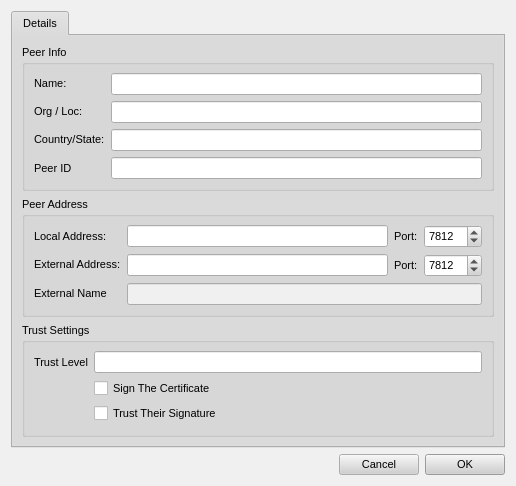
RetroShare/RetroShare, file retroshare-gui/src/gui/connect/ConfCertDialog.ui: the form before one commit.
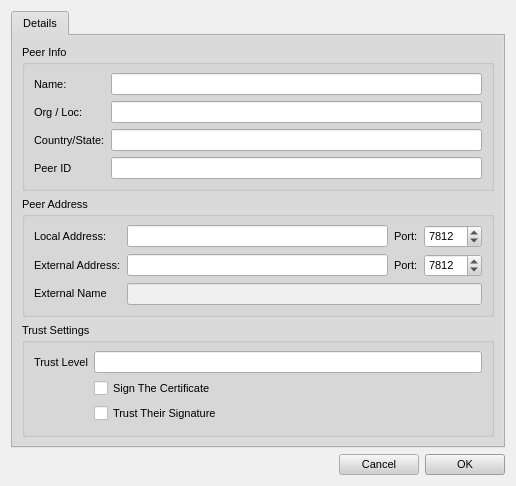
The form after the commit. Icons and pictures are not drawn.

Commit message: Updated Language Files and some of the gui. There are still lots more HTML tags to remove from the other files. This is important - as it makes the translators job so much harder!

```diff
--- a/retroshare-gui/src/gui/connect/ConfCertDialog.ui
+++ b/retroshare-gui/src/gui/connect/ConfCertDialog.ui
@@ -527,10 +527,7 @@
           <item row="0" column="0" >
            <widget class="QLabel" name="label_10" >
             <property name="text" >
-             <string>&lt;html>&lt;head>&lt;meta name="qrichtext" content="1" />&lt;style type="text/css">
-p, li { white-space: pre-wrap; }
-&lt;/style>&lt;/head>&lt;body style=" font-family:'Arial'; font-size:8pt; font-weight:400; font-style:normal; text-decoration:none;">
-&lt;p style=" margin-top:0px; margin-bottom:0px; margin-left:0px; margin-right:0px; -qt-block-indent:0; text-indent:0px;">Name:&lt;/p>&lt;/body>&lt;/html></string>
+             <string>Name:</string>
             </property>
            </widget>
           </item>
@@ -544,10 +541,7 @@
           <item row="1" column="0" >
            <widget class="QLabel" name="label_11" >
             <property name="text" >
-             <string>&lt;html>&lt;head>&lt;meta name="qrichtext" content="1" />&lt;style type="text/css">
-p, li { white-space: pre-wrap; }
-&lt;/style>&lt;/head>&lt;body style=" font-family:'Arial'; font-size:8pt; font-weight:400; font-style:normal; text-decoration:none;">
-&lt;p style=" margin-top:0px; margin-bottom:0px; margin-left:0px; margin-right:0px; -qt-block-indent:0; text-indent:0px;">Org / Loc:&lt;/p>&lt;/body>&lt;/html></string>
+             <string>Org / Loc:</string>
             </property>
            </widget>
           </item>
@@ -561,10 +555,7 @@
           <item row="2" column="0" >
            <widget class="QLabel" name="label_8" >
             <property name="text" >
-             <string>&lt;html>&lt;head>&lt;meta name="qrichtext" content="1" />&lt;style type="text/css">
-p, li { white-space: pre-wrap; }
-&lt;/style>&lt;/head>&lt;body style=" font-family:'Arial'; font-size:8pt; font-weight:400; font-style:normal; text-decoration:none;">
-&lt;p style=" margin-top:0px; margin-bottom:0px; margin-left:0px; margin-right:0px; -qt-block-indent:0; text-indent:0px;">Country/State:&lt;/p>&lt;/body>&lt;/html></string>
+             <string>Country/State:</string>
             </property>
            </widget>
           </item>
@@ -727,10 +718,7 @@
           <item row="1" column="0" >
            <widget class="QLabel" name="label_2" >
             <property name="text" >
-             <string>&lt;html>&lt;head>&lt;meta name="qrichtext" content="1" />&lt;style type="text/css">
-p, li { white-space: pre-wrap; }
-&lt;/style>&lt;/head>&lt;body style=" font-family:'Arial'; font-size:8pt; font-weight:400; font-style:normal; text-decoration:none;">
-&lt;p style=" margin-top:0px; margin-bottom:0px; margin-left:0px; margin-right:0px; -qt-block-indent:0; text-indent:0px;">External Address:&lt;/p>&lt;/body>&lt;/html></string>
+             <string>External Address:</string>
             </property>
            </widget>
           </item>
```
Left out of the diff: 10 changed lines with no effect on the pictures. The commit also changes 49 other files.
